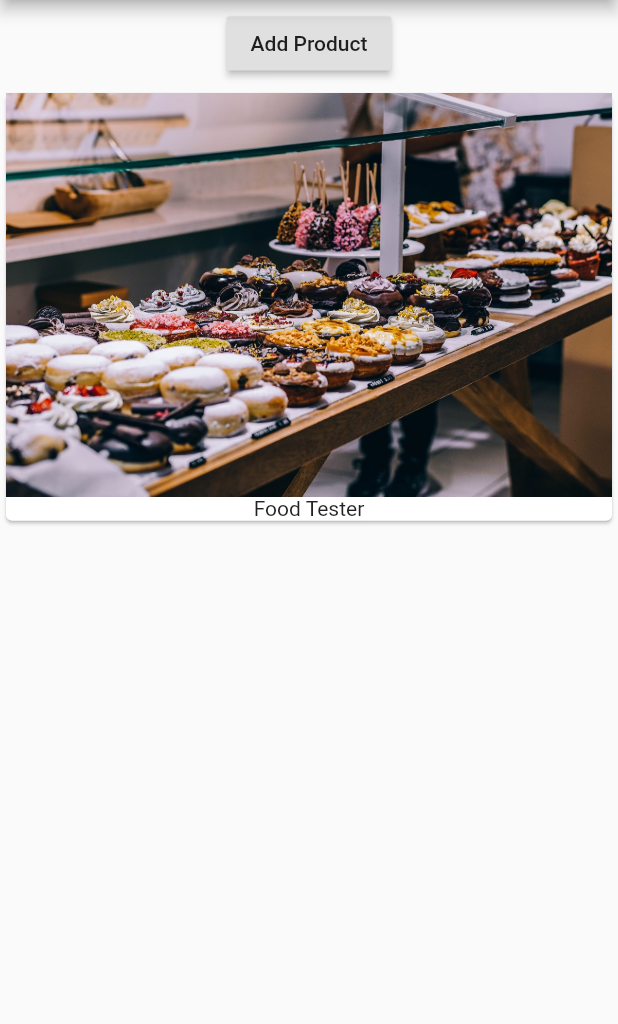
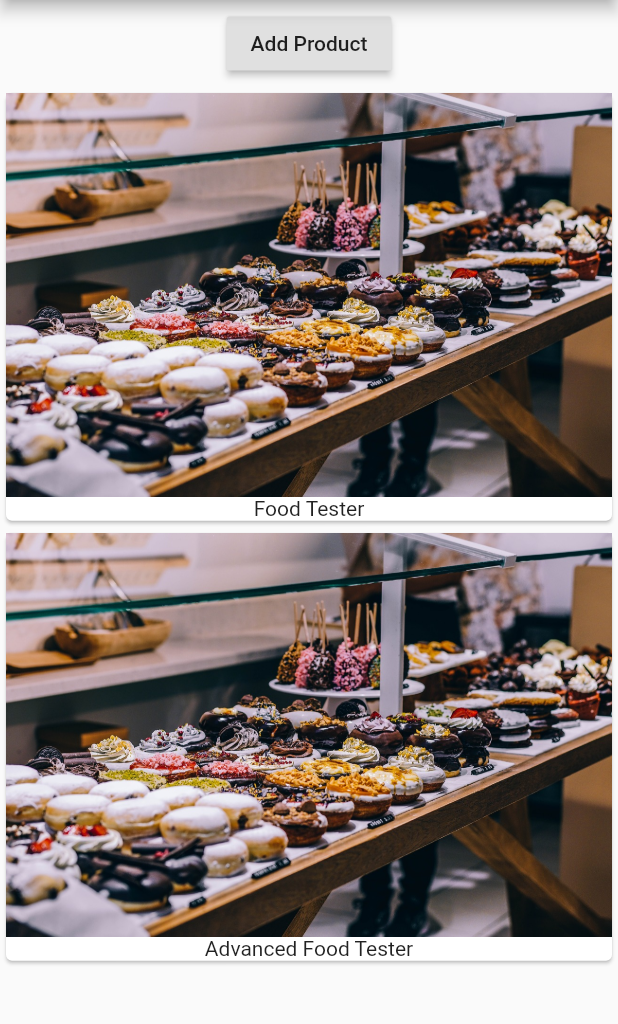
Before and after one commit to akshaypalshikar/first_flutter, a Flutter app: the screen it shows after launch, after a tap on "Add Product", on a phone screen of 412 x 824 dp, the part 84-1108 px from its top. Run offline on Flutter 3.47's test engine with Material 2 defaults, Android fonts, the phone set to English and light mode, and no system bars.

```diff
--- a/lib/main.dart
+++ b/lib/main.dart
@@ -1,17 +1,9 @@
 import 'package:flutter/material.dart';
+import './product_manager.dart';
 
 void main() => runApp(MyApp());
 
-class MyApp extends StatefulWidget {
-  @override
-  State<StatefulWidget> createState() {
-    // TODO: implement createState
-    return _MyAppState();
-  }
-}
-
-class _MyAppState extends State<MyApp> {
-  List<String> _products = ['Food Tester'];
+class MyApp extends StatelessWidget {
   @override
   Widget build(BuildContext context) {
     return MaterialApp(
@@ -19,31 +11,7 @@ class _MyAppState extends State<MyApp> {
         appBar: AppBar(
           title: Text('Easy List'),
         ),
-        body: Column(
-          children: [
-            Container(
-              margin: EdgeInsets.all(5.0),
-              child: RaisedButton(
-                child: Text('Add Product'),
-                onPressed: () {},
-              ),
-            ),
-            Column(
-              children: _products
-                  .map(
-                    (element) => Card(
-                          child: Column(
-                            children: <Widget>[
-                              Image.asset('assets/food.jpg'),
-                              Text(element),
-                            ],
-                          ),
-                        ),
-                  )
-                  .toList(),
-            ),
-          ],
-        ),
+        body: ProductManager(),
       ),
     );
   }
--- /dev/null
+++ b/lib/product_manager.dart
@@ -0,0 +1,36 @@
+import 'package:flutter/material.dart';
+
+import './products.dart';
+
+class ProductManager extends StatefulWidget {
+  @override
+  State<StatefulWidget> createState() {
+    // TODO: implement createState
+    return _ProductManagerState();
+  }
+}
+
+class _ProductManagerState extends State {
+  List<String> _products = ['Food Tester'];
+  @override
+  Widget build(BuildContext context) {
+    // TODO: implement build
+    return Column(
+      children: [
+        Container(
+          margin: EdgeInsets.all(5.0),
+          child: RaisedButton(
+            child: Text('Add Product'),
+            onPressed: () {
+              setState(() {
+                _products.add('Advanced Food Tester');
+              });
+              print('working');
+            },
+          ),
+        ),
+        Products(_products)
+      ],
+    );
+  }
+}
--- /dev/null
+++ b/lib/products.dart
@@ -0,0 +1,26 @@
+import 'package:flutter/material.dart';
+
+class Products extends StatelessWidget {
+  final List<String> products;
+
+  Products(this.products);
+
+  @override
+  Widget build(BuildContext context) {
+    // TODO: implement build
+    return Column(
+      children: products
+          .map(
+            (element) => Card(
+                  child: Column(
+                    children: <Widget>[
+                      Image.asset('assets/food.jpg'),
+                      Text(element),
+                    ],
+                  ),
+                ),
+          )
+          .toList(),
+    );
+  }
+}
```
